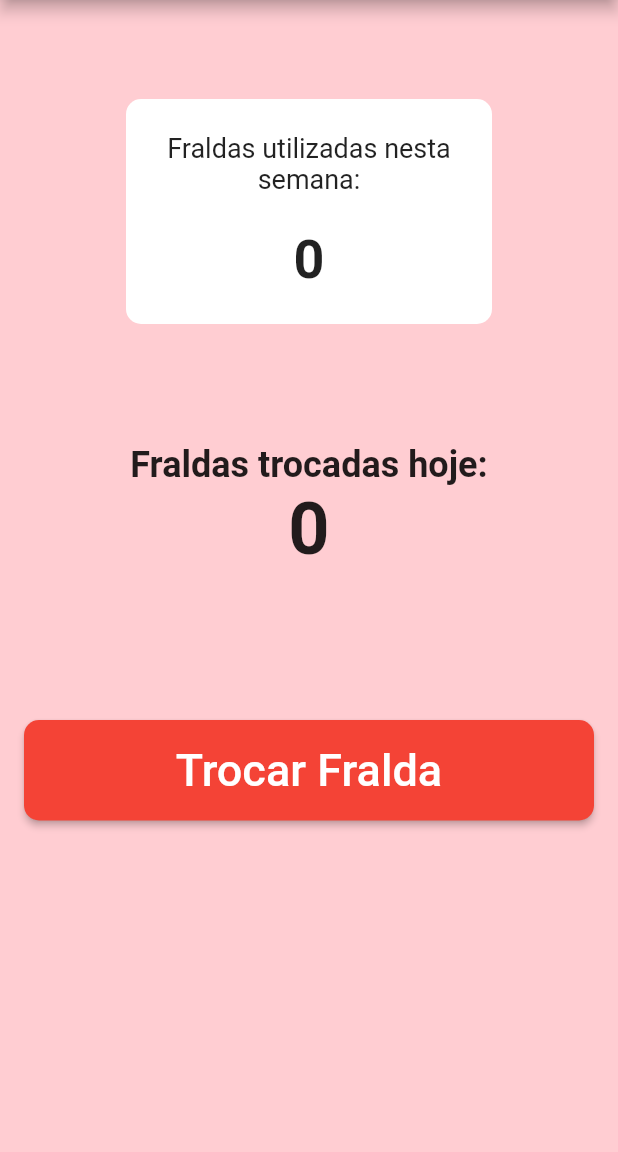
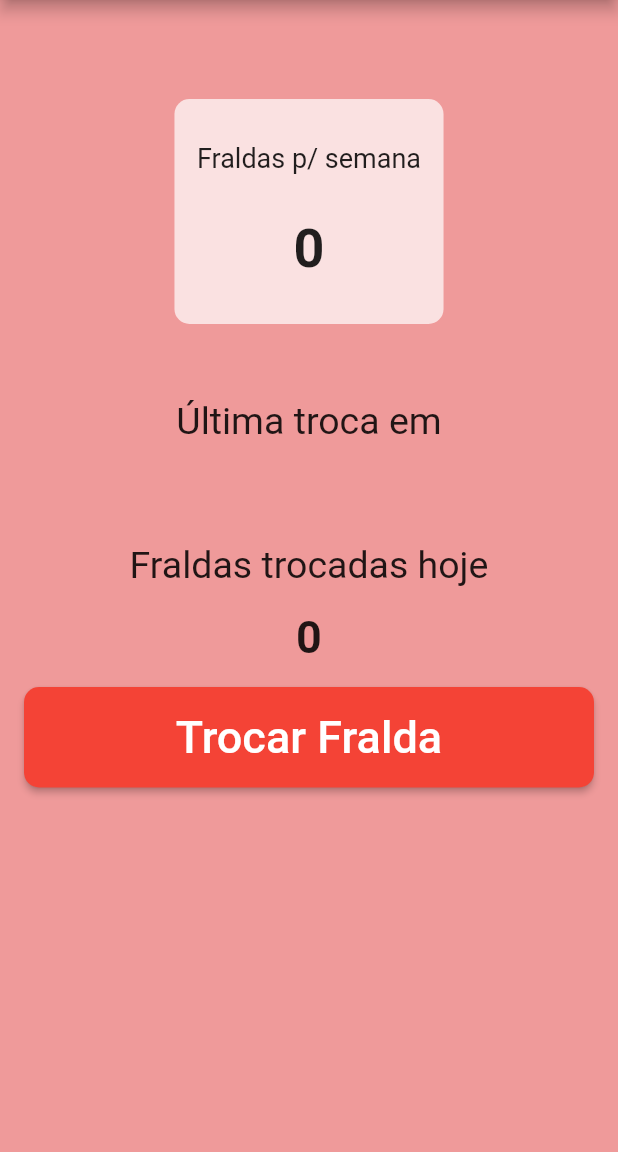
Before and after one commit to brut4luk3/fraldinha, a Flutter app: the screen it shows after launch, on a phone screen of 412 x 824 dp, the part 84-1236 px from its top. Run offline on Flutter 3.47's test engine with Material 2 defaults, Android fonts, the phone set to English and light mode, and no system bars; drawn by our look-alikes of carousel_slider.

Commit message:
Feature novo: Última troca de Fraldas

```diff
--- a/lib/main.dart
+++ b/lib/main.dart
@@ -1,5 +1,6 @@
 import 'package:flutter/material.dart';
 import 'package:carousel_slider/carousel_slider.dart';
+import 'package:intl/intl.dart';
 
 void main() => runApp(MyApp());
 
@@ -101,12 +102,19 @@ class _DiaperCalculatorState extends State<DiaperCalculator> {
 
   @override
   Widget build(BuildContext context) {
+    final lastDiaperChange = diaperChanges.isNotEmpty
+        ? DateTime.fromMillisecondsSinceEpoch(diaperChanges.last).subtract(Duration(hours: 3))
+        : null;
+    final lastDiaperChangeFormatted = lastDiaperChange != null
+        ? DateFormat('HH:mm').format(lastDiaperChange)
+        : '';
+
     return Scaffold(
       appBar: AppBar(
         title: Text('Fraldinha'),
       ),
       body: Container(
-        color: Colors.red[100], // Fundo vermelho claro
+        color: Colors.red[200],
         padding: EdgeInsets.all(16),
         child: Column(
           crossAxisAlignment: CrossAxisAlignment.stretch,
@@ -119,20 +127,22 @@ class _DiaperCalculatorState extends State<DiaperCalculator> {
                 autoPlay: true,
                 autoPlayInterval: Duration(seconds: 3),
                 enlargeCenterPage: true,
+                viewportFraction: 0.9, // Define a fração do espaço horizontal ocupada por cada slide
               ),
               items: [
                 Container(
-                  margin: EdgeInsets.symmetric(horizontal: 30),
+                  margin: EdgeInsets.symmetric(horizontal: 3),
+                  padding: EdgeInsets.symmetric(horizontal: 15),
                   decoration: BoxDecoration(
                     borderRadius: BorderRadius.circular(10),
-                    color: Colors.white,
+                    color: Colors.white70,
                   ),
                   child: Column(
                     mainAxisAlignment: MainAxisAlignment.spaceEvenly,
                     // Ajuste a distância entre os textos
                     children: <Widget>[
                       Text(
-                        'Fraldas utilizadas nesta semana:',
+                        'Fraldas p/ semana',
                         style: TextStyle(fontSize: 18),
                         textAlign: TextAlign.center,
                       ),
@@ -145,17 +155,18 @@ class _DiaperCalculatorState extends State<DiaperCalculator> {
                   ),
                 ),
                 Container(
-                  margin: EdgeInsets.symmetric(horizontal: 30),
+                  margin: EdgeInsets.symmetric(horizontal: 3),
+                  padding: EdgeInsets.symmetric(horizontal: 15),
                   decoration: BoxDecoration(
                     borderRadius: BorderRadius.circular(10),
-                    color: Colors.white,
+                    color: Colors.white70,
                   ),
                   child: Column(
                     mainAxisAlignment: MainAxisAlignment.spaceEvenly,
                     // Ajuste a distância entre os textos
                     children: <Widget>[
                       Text(
-                        'Média de fraldas trocadas por dia:',
+                        'Média de fraldas p/ dia',
                         style: TextStyle(fontSize: 18),
                         textAlign: TextAlign.center,
                       ),
@@ -168,17 +179,18 @@ class _DiaperCalculatorState extends State<DiaperCalculator> {
                   ),
                 ),
                 Container(
-                  margin: EdgeInsets.symmetric(horizontal: 30),
+                  margin: EdgeInsets.symmetric(horizontal: 3),
+                  padding: EdgeInsets.symmetric(horizontal: 15),
                   decoration: BoxDecoration(
                     borderRadius: BorderRadius.circular(10),
-                    color: Colors.white,
+                    color: Colors.white70,
                   ),
                   child: Column(
                     mainAxisAlignment: MainAxisAlignment.spaceEvenly,
                     // Ajuste a distância entre os textos
                     children: <Widget>[
                       Text(
-                        'Média de fraldas trocadas por semana:',
+                        'Média de fraldas p/ semana',
                         style: TextStyle(fontSize: 18),
                         textAlign: TextAlign.center,
                       ),
@@ -191,17 +203,18 @@ class _DiaperCalculatorState extends State<DiaperCalculator> {
                   ),
                 ),
                 Container(
-                  margin: EdgeInsets.symmetric(horizontal: 30),
+                  margin: EdgeInsets.symmetric(horizontal: 3),
+                  padding: EdgeInsets.symmetric(horizontal: 15),
                   decoration: BoxDecoration(
                     borderRadius: BorderRadius.circular(10),
-                    color: Colors.white,
+                    color: Colors.white70,
                   ),
                   child: Column(
                     mainAxisAlignment: MainAxisAlignment.spaceEvenly,
                     // Ajuste a distância entre os textos
                     children: <Widget>[
                       Text(
-                        'Média de fraldas trocadas por mês:',
+                        'Média de fraldas p/ mês',
                         style: TextStyle(fontSize: 18),
                         textAlign: TextAlign.center,
                       ),
@@ -214,17 +227,18 @@ class _DiaperCalculatorState extends State<DiaperCalculator> {
                   ),
                 ),
                 Container(
-                  margin: EdgeInsets.symmetric(horizontal: 30),
+                  margin: EdgeInsets.symmetric(horizontal: 3),
+                  padding: EdgeInsets.symmetric(horizontal: 15),
                   decoration: BoxDecoration(
                     borderRadius: BorderRadius.circular(10),
-                    color: Colors.white,
+                    color: Colors.white70,
                   ),
                   child: Column(
                     mainAxisAlignment: MainAxisAlignment.spaceEvenly,
                     // Ajuste a distância entre os textos
                     children: <Widget>[
                       Text(
-                        'Total de fraldas trocadas no mês atual:',
+                        'Total de fraldas no mês atual',
                         style: TextStyle(fontSize: 18),
                         textAlign: TextAlign.center,
                       ),
@@ -238,31 +252,44 @@ class _DiaperCalculatorState extends State<DiaperCalculator> {
                 ),
               ],
             ),
-            SizedBox(height: 80),
+            SizedBox(height: 50),
             Text(
-              'Fraldas trocadas hoje:',
-              style: TextStyle(fontSize: 24, fontWeight: FontWeight.bold),
+              'Última troca em',
+              style: TextStyle(fontSize: 25),
               textAlign: TextAlign.center,
             ),
+            SizedBox(height: 16),
+            Text(
+              lastDiaperChangeFormatted,
+              style: TextStyle(fontSize: 30, fontWeight: FontWeight.bold),
+              textAlign: TextAlign.center,
+            ),
+            SizedBox(height: 16),
+            Text(
+              'Fraldas trocadas hoje',
+              style: TextStyle(fontSize: 25),
+              textAlign: TextAlign.center,
+            ),
+            SizedBox(height: 16),
             Text(
               getDailyDiaperCount().toString(),
-              style: TextStyle(fontSize: 48, fontWeight: FontWeight.bold),
+              style: TextStyle(fontSize: 30, fontWeight: FontWeight.bold),
               textAlign: TextAlign.center,
             ),
-            SizedBox(height: 100),
+            SizedBox(height: 16),
             ElevatedButton(
                 onPressed: addDiaperChange,
                 style: ElevatedButton.styleFrom(
                   padding: EdgeInsets.all(16), // Ajuste o tamanho do botão
                   shape: RoundedRectangleBorder(
-                  borderRadius: BorderRadius.circular(10), // Ajuste o raio da borda do botão
-                ),
+                    borderRadius: BorderRadius.circular(10) // Ajuste o raio da borda do botão
+                  )
                 ),
                 child: Text(
                   'Trocar Fralda',
                   style: TextStyle(fontSize: 30),
-              ),
-            ),
+                )
+            )
           ],
         ),
       ),
--- a/pubspec.yaml
+++ b/pubspec.yaml
@@ -32,6 +32,7 @@ dependencies:
     sdk: flutter
 
   carousel_slider: ^4.0.0
+  intl: ^0.17.0
 
   # The following adds the Cupertino Icons font to your application.
   # Use with the CupertinoIcons class for iOS style icons.
```
Also changed, not shown: pubspec.lock. Lines whose indentation alone changed are shown as unchanged.
